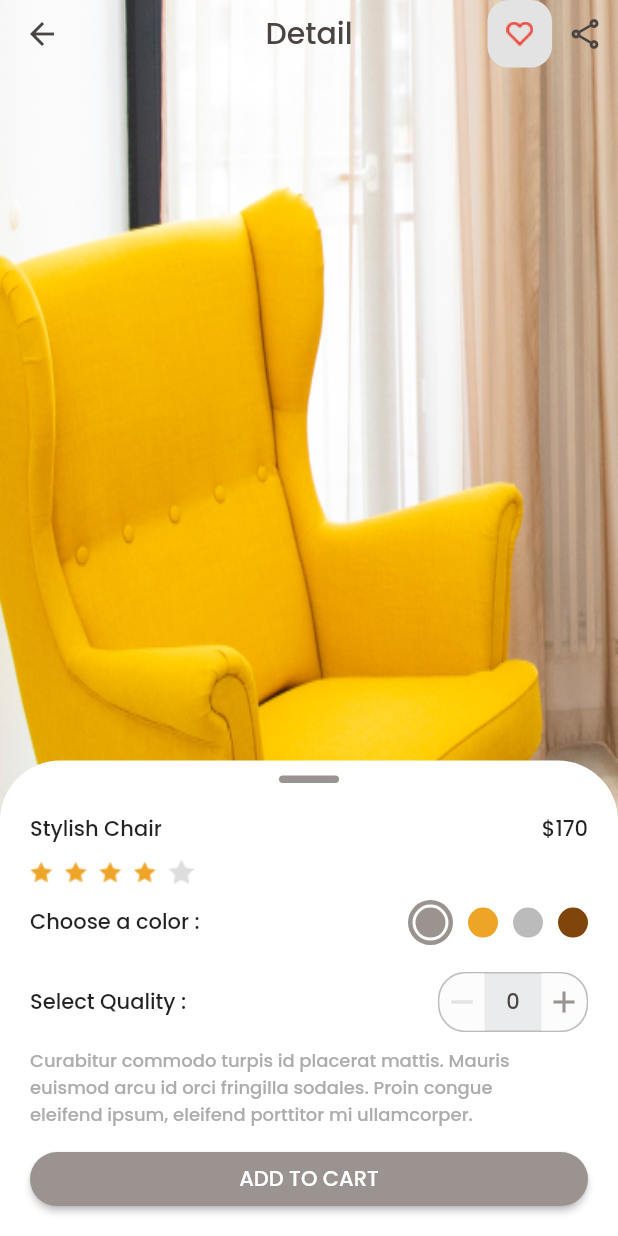
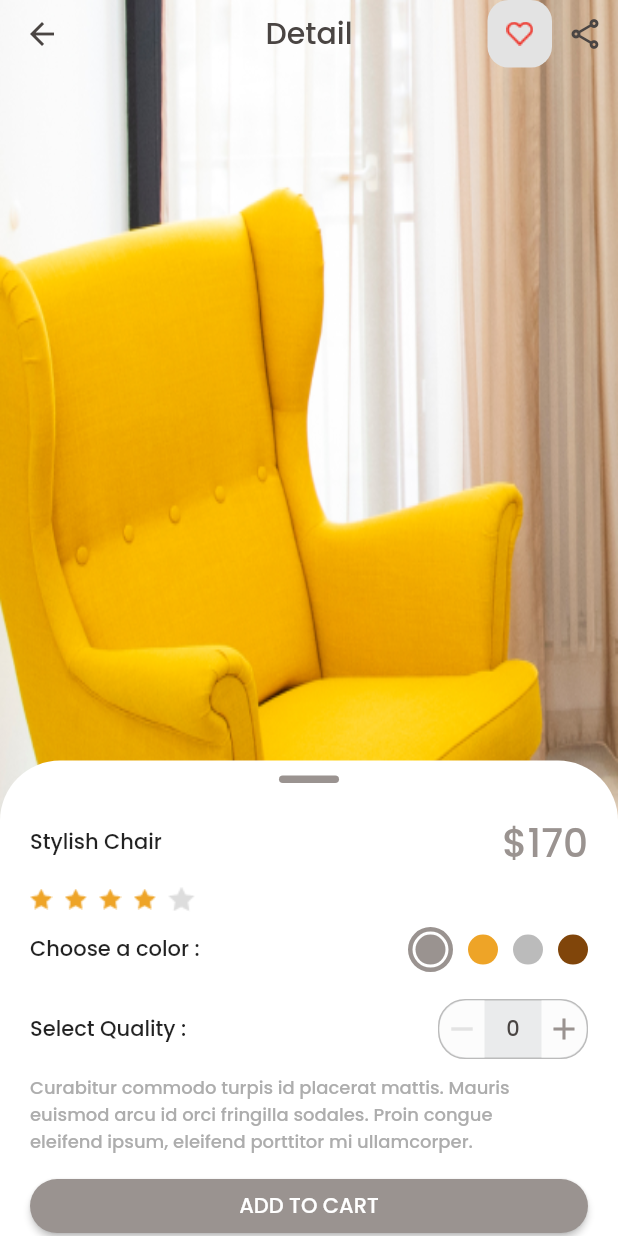
Before and after one commit to taufiqjack/fic_furniture_shop, a Flutter app: the screen it shows after launch, after a tap on "Stylish Chair", on a phone screen of 412 x 824 dp. Run offline on Flutter 3.47's test engine with Material 2 defaults, Android fonts, the phone set to English and light mode, and no system bars.

Commit message:
bug fixing

```diff
--- a/lib/main.dart
+++ b/lib/main.dart
@@ -1,5 +1,6 @@
 import 'package:fic_furniture_shop/views/index_view.dart';
 import 'package:flutter/material.dart';
+import 'package:flutter/services.dart';
 
 void main() {
   runApp(const MyApp());
@@ -11,6 +12,8 @@ class MyApp extends StatelessWidget {
   // This widget is the root of your application.
   @override
   Widget build(BuildContext context) {
+    SystemChrome.setSystemUIOverlayStyle(
+        SystemUiOverlayStyle(statusBarColor: Colors.transparent));
     return MaterialApp(
       debugShowCheckedModeBanner: false,
       title: 'Flutter Demo',
--- a/lib/views/detail_view.dart
+++ b/lib/views/detail_view.dart
@@ -138,7 +138,11 @@ class _DetailViewState extends State<DetailView> {
                                       MainAxisAlignment.spaceBetween,
                                   children: [
                                     Text('${widget.title}'),
-                                    Text('${widget.price}'),
+                                    Text(
+                                      '${widget.price}',
+                                      style: TextStyle(
+                                          color: greyTwo, fontSize: 26),
+                                    ),
                                   ],
                                 ),
                                 const SizedBox(height: 10),
--- a/lib/views/home_view.dart
+++ b/lib/views/home_view.dart
@@ -17,8 +17,9 @@ class _HomeViewState extends State<HomeView> {
   @override
   Widget build(BuildContext context) {
     return Scaffold(
+        backgroundColor: whiteTwo,
         appBar: AppBar(
-          backgroundColor: Colors.transparent,
+          backgroundColor: whiteTwo,
           elevation: 0,
           leading: InkWell(
             onTap: () {},
```
